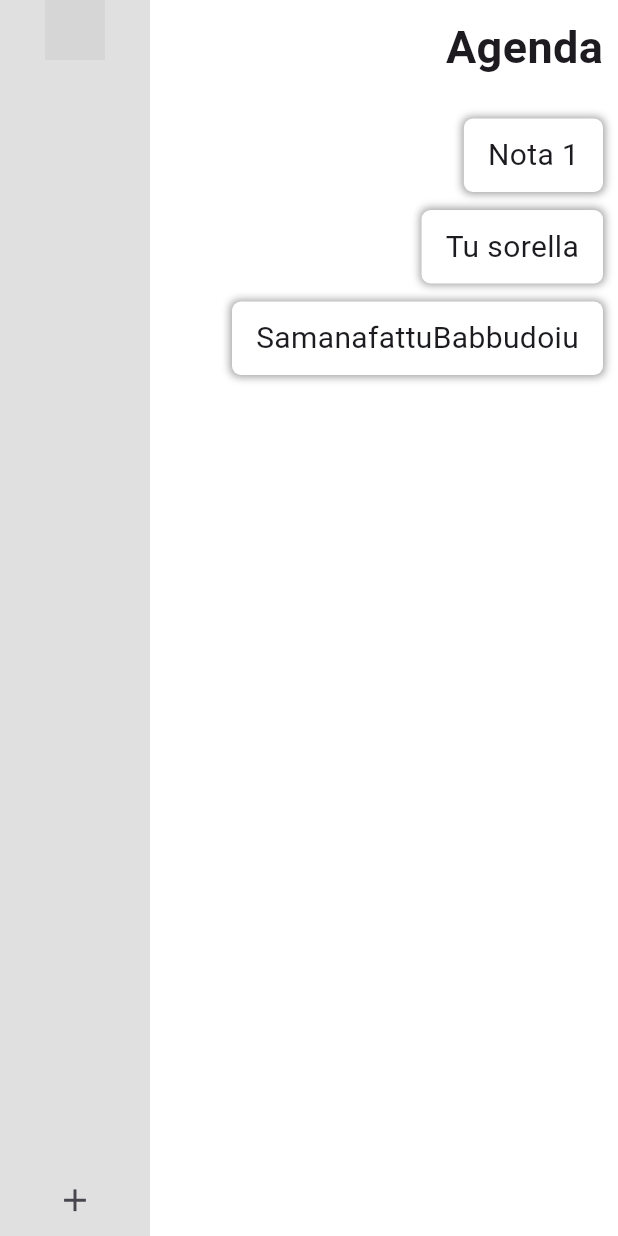
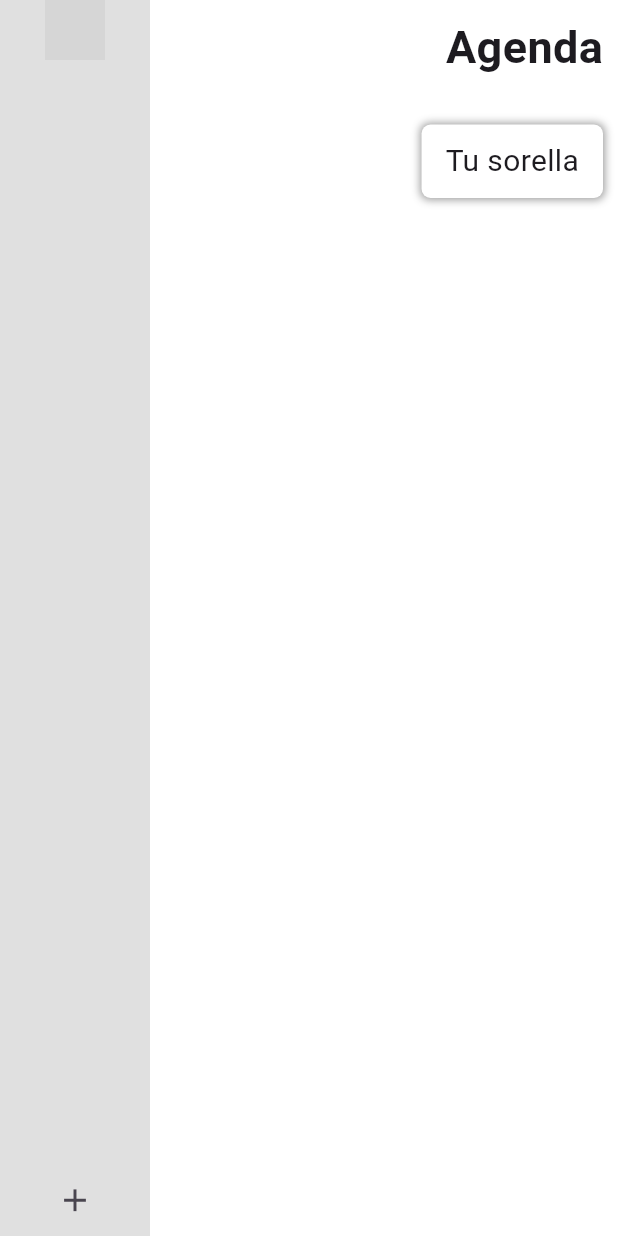
Before and after one commit to burillu/flutter-agenda-list, a Flutter app: the screen it shows after launch, after a tap on the "add" icon, on a phone screen of 412 x 824 dp. Run offline on Flutter 3.47's test engine with Material 3 defaults, Android fonts, the light colour scheme and no system bars; network calls fail; grey boxes are pictures that could not be loaded.

Commit message:
notes add and remove function

```diff
--- a/lib/components/note.dart
+++ b/lib/components/note.dart
@@ -2,14 +2,17 @@ import 'package:flutter/material.dart';
 
 class Note extends StatelessWidget {
   final String text;
+  final void Function() onDoubleTap;
 
-  const Note({required String this.text});
+  const Note({required this.text, required this.onDoubleTap});
 
   @override
   Widget build(BuildContext context) {
-    return Container(
+    return GestureDetector(
+      onDoubleTap: onDoubleTap,
+      child: Container(
         padding: EdgeInsets.symmetric(horizontal: 16, vertical: 10),
-      margin: EdgeInsets.symmetric(vertical: 6),
+        margin: EdgeInsets.symmetric(vertical: 10),
         decoration: BoxDecoration(
             color: Colors.white,
             borderRadius: BorderRadius.circular(6),
@@ -20,6 +23,7 @@ class Note extends StatelessWidget {
           text,
           style: TextStyle(fontSize: 20),
         ),
+      ),
     );
   }
 }
--- a/lib/pages/home/home_page.dart
+++ b/lib/pages/home/home_page.dart
@@ -8,23 +8,41 @@ class HomePage extends StatefulWidget {
 }
 
 class _HomePageState extends State<HomePage> {
-  final List<String> notes = ['Nota 1', 'Tu sorella', 'SamanafattuBabbudoiu'];
+  final List<String> notes = [];
 
-  void addNote(String note) {
+  final List<String> samples = [
+    'Nota 1',
+    'Tu sorella',
+    'SamanafattuBabbudoiu',
+    'Uso Flutter, ma sono etero'
+  ];
+
+  void addNote() {
     setState(() {
+      samples.shuffle();
+      String note = samples.first;
       notes.add(note);
+    });
+  }
+
+  void removeNote(String note) {
+    setState(() {
+      notes.remove(note);
     });
   }
 
   @override
   Widget build(BuildContext context) {
     return Row(
+      // mainAxisAlignment: MainAxisAlignment.start,
+      crossAxisAlignment: CrossAxisAlignment.start,
       children: [
         HomePageSidebar(
           functionBtn: addNote,
         ),
         HomePageMain(
           notes: notes,
+          funcRemove: removeNote,
         )
       ],
     );
--- a/lib/pages/home/partials/home_page_main.dart
+++ b/lib/pages/home/partials/home_page_main.dart
@@ -3,8 +3,9 @@ import 'package:flutter/material.dart';
 
 class HomePageMain extends StatelessWidget {
   final List<String> notes;
+  final void Function(String note) funcRemove;
 
-  HomePageMain({required List<String> this.notes});
+  const HomePageMain({required this.notes, required this.funcRemove});
   @override
   Widget build(BuildContext context) {
     return Expanded(
@@ -12,7 +13,9 @@ class HomePageMain extends StatelessWidget {
       padding: EdgeInsets.all(10),
       width: 100,
       child: SafeArea(
+        child: SingleChildScrollView(
           child: Column(
+            // mainAxisAlignment: MainAxisAlignment.start,
             crossAxisAlignment: CrossAxisAlignment.end,
             children: [
               Text(
@@ -24,9 +27,15 @@ class HomePageMain extends StatelessWidget {
               ),
               Column(
                 crossAxisAlignment: CrossAxisAlignment.end,
-              children: notes.map((note) => Note(text: note)).toList(),
+                children: notes
+                    .map((note) => Note(
+                          text: note,
+                          onDoubleTap: () => funcRemove(note),
+                        ))
+                    .toList(),
               )
             ],
+          ),
         ),
       ),
     ));
--- a/lib/pages/home/partials/home_page_sidebar.dart
+++ b/lib/pages/home/partials/home_page_sidebar.dart
@@ -2,8 +2,8 @@ import 'package:flutter/material.dart';
 import 'package:flutter/widgets.dart';
 
 class HomePageSidebar extends StatelessWidget {
-  final void functionBtn;
-  HomePageSidebar({required Function this.functionBtn});
+  final void Function() functionBtn;
+  HomePageSidebar({required this.functionBtn});
 
   @override
   Widget build(BuildContext context) {
@@ -23,7 +23,7 @@ class HomePageSidebar extends StatelessWidget {
                 Icons.add,
                 size: 25,
               ),
-              onPressed: () => functionBtn,
+              onPressed: functionBtn,
             ),
           ],
         ),
```
Lines whose indentation alone changed are shown as unchanged.
